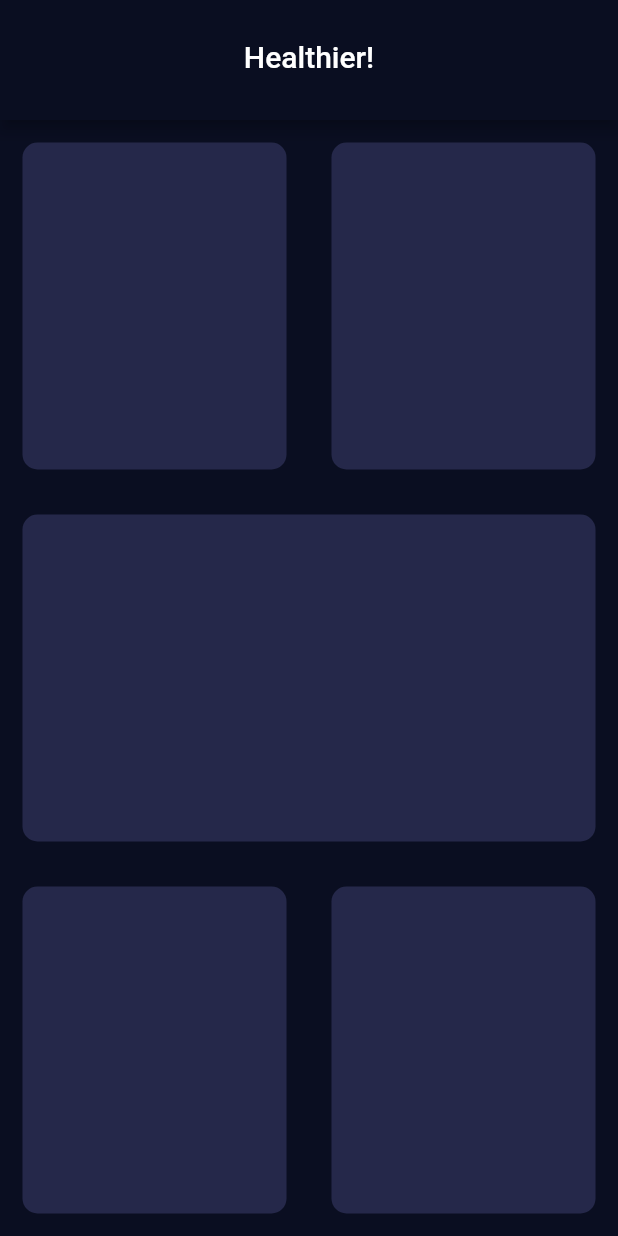
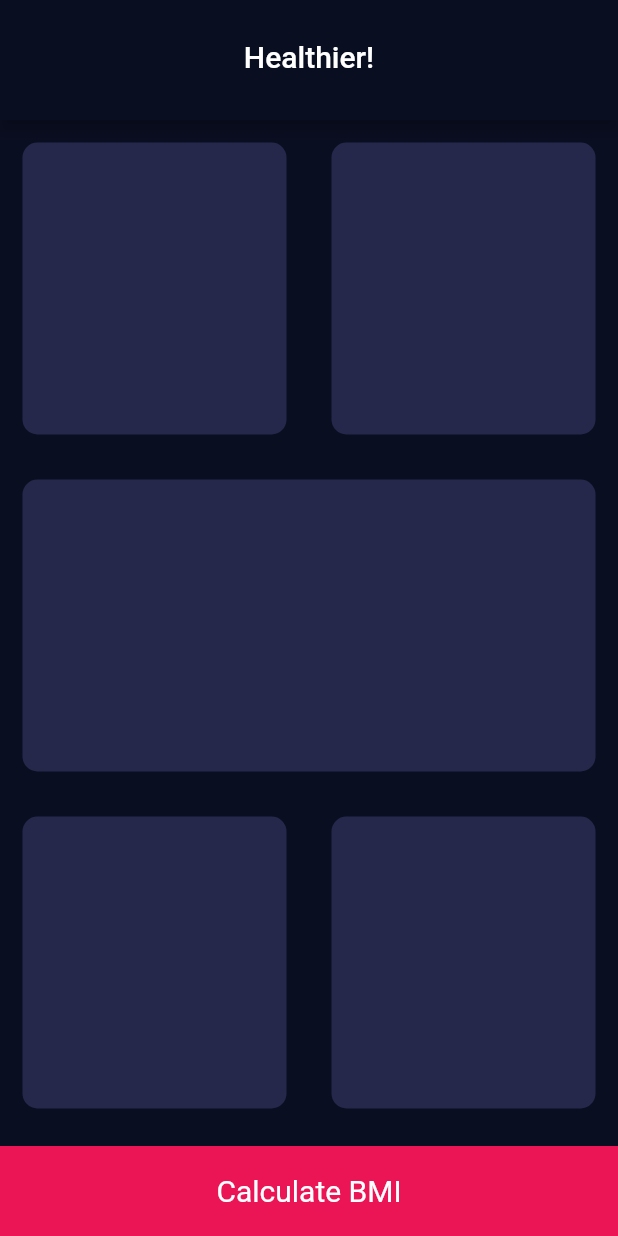
Before and after one commit to premakhil/BMI-calculator, a Flutter app: the screen it shows after launch, on a phone screen of 412 x 824 dp. Run offline on Flutter 3.47's test engine with Material 2 defaults, Android fonts, the phone set to English and light mode, and no system bars.

Commit message:
Colors added

```diff
--- a/lib/input_page.dart
+++ b/lib/input_page.dart
@@ -1,5 +1,9 @@
 import 'package:flutter/material.dart';
 import 'widgetTile.dart';
+
+const bottomHeight = 60.0;
+const passiveColour = Color(0xFF25284A);
+const activeColour = Color(0xFF1D1E33);
 
 class InputPage extends StatefulWidget {
   const InputPage({Key? key}) : super(key: key);
@@ -31,10 +35,10 @@ class _InputPageState extends State<InputPage> {
             child: Row(
               children: [
                 Expanded(
-                  child: widgetTile(Color(0xFF25284A)),
+                  child: widgetTile(passiveColour),
                 ),
                 Expanded(
-                  child: widgetTile(Color(0xFF25284A)),
+                  child: widgetTile(passiveColour),
                 )
               ],
             ),
@@ -43,21 +47,36 @@ class _InputPageState extends State<InputPage> {
           // SizedBox(),
 
           Expanded(
-            child: widgetTile(Color(0xFF25284A)),
+            child: widgetTile(passiveColour),
           ),
 
           Expanded(
             child: Row(
               children: [
                 Expanded(
-                  child: widgetTile(Color(0xFF25284A)),
+                  child: widgetTile(passiveColour),
                 ),
                 Expanded(
-                  child: widgetTile(Color(0xFF25284A)),
+                  child: widgetTile(passiveColour),
                 ),
               ],
             ),
-          )
+          ),
+          Container(
+            margin: EdgeInsets.only(top: 10.0),
+            color: Color(0xFFEB1555),
+            width: double.infinity,
+            height: bottomHeight,
+            child: Center(
+              child: Text(
+                'Calculate BMI',
+                style: TextStyle(
+                  fontWeight: FontWeight.w400,
+                  fontSize: 20.0,
+                ),
+              ),
+            ),
+          ),
         ],
       ),
     );
```
